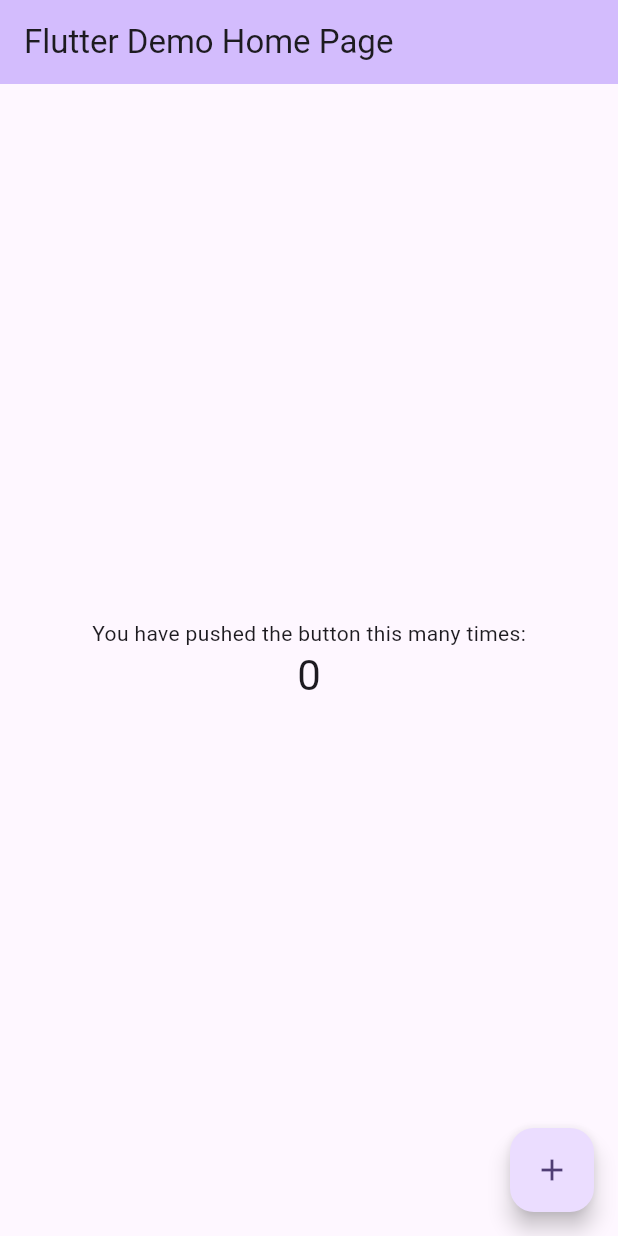
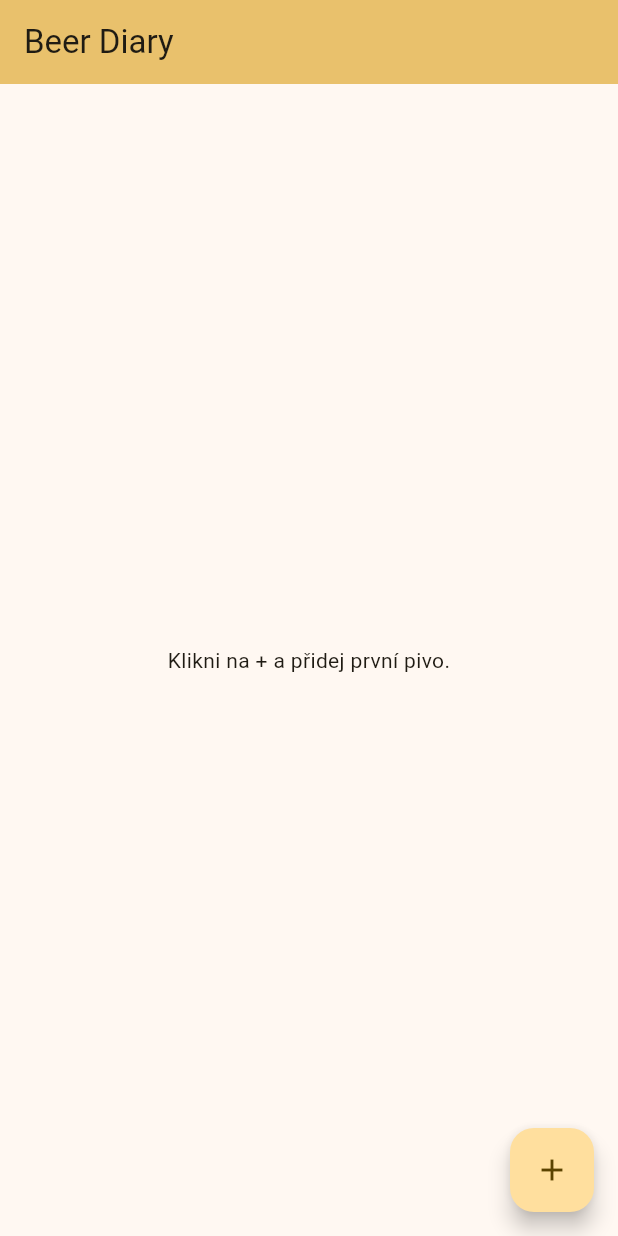
Before and after one commit to jboro11/beer_diary, a Flutter app: the screen it shows after launch, on a phone screen of 412 x 824 dp. Run offline on Flutter 3.47's test engine with Material 3 defaults, Android fonts, the phone set to English and light mode, and no system bars.

Commit message:
zakladni obrazovka

```diff
--- a/lib/main.dart
+++ b/lib/main.dart
@@ -1,122 +1,62 @@
 import 'package:flutter/material.dart';
 
 void main() {
-  runApp(const MyApp());
+  runApp(const BeerDiaryApp());
 }
 
-class MyApp extends StatelessWidget {
-  const MyApp({super.key});
+class BeerDiaryApp extends StatelessWidget {
+  const BeerDiaryApp({super.key});
 
-  // This widget is the root of your application.
   @override
   Widget build(BuildContext context) {
     return MaterialApp(
-      title: 'Flutter Demo',
+      title: 'Beer Diary',
       theme: ThemeData(
-        // This is the theme of your application.
-        //
-        // TRY THIS: Try running your application with "flutter run". You'll see
-        // the application has a purple toolbar. Then, without quitting the app,
-        // try changing the seedColor in the colorScheme below to Colors.green
-        // and then invoke "hot reload" (save your changes or press the "hot
-        // reload" button in a Flutter-supported IDE, or press "r" if you used
-        // the command line to start the app).
-        //
-        // Notice that the counter didn't reset back to zero; the application
-        // state is not lost during the reload. To reset the state, use hot
-        // restart instead.
-        //
-        // This works for code too, not just values: Most code changes can be
-        // tested with just a hot reload.
-        colorScheme: .fromSeed(seedColor: Colors.deepPurple),
+        colorScheme: ColorScheme.fromSeed(seedColor: Colors.amber),
+        useMaterial3: true,
       ),
-      home: const MyHomePage(title: 'Flutter Demo Home Page'),
+      home: const HomeScreen(),
     );
   }
 }
 
-class MyHomePage extends StatefulWidget {
-  const MyHomePage({super.key, required this.title});
-
-  // This widget is the home page of your application. It is stateful, meaning
-  // that it has a State object (defined below) that contains fields that affect
-  // how it looks.
-
-  // This class is the configuration for the state. It holds the values (in this
-  // case the title) provided by the parent (in this case the App widget) and
-  // used by the build method of the State. Fields in a Widget subclass are
-  // always marked "final".
-
-  final String title;
-
-  @override
-  State<MyHomePage> createState() => _MyHomePageState();
-}
-
-class _MyHomePageState extends State<MyHomePage> {
-  int _counter = 0;
-
-  void _incrementCounter() {
-    setState(() {
-      // This call to setState tells the Flutter framework that something has
-      // changed in this State, which causes it to rerun the build method below
-      // so that the display can reflect the updated values. If we changed
-      // _counter without calling setState(), then the build method would not be
-      // called again, and so nothing would appear to happen.
-      _counter++;
-    });
-  }
+class HomeScreen extends StatelessWidget {
+  const HomeScreen({super.key});
 
   @override
   Widget build(BuildContext context) {
-    // This method is rerun every time setState is called, for instance as done
-    // by the _incrementCounter method above.
-    //
-    // The Flutter framework has been optimized to make rerunning build methods
-    // fast, so that you can just rebuild anything that needs updating rather
-    // than having to individually change instances of widgets.
     return Scaffold(
       appBar: AppBar(
-        // TRY THIS: Try changing the color here to a specific color (to
-        // Colors.amber, perhaps?) and trigger a hot reload to see the AppBar
-        // change color while the other colors stay the same.
+        title: const Text('Beer Diary'),
         backgroundColor: Theme.of(context).colorScheme.inversePrimary,
-        // Here we take the value from the MyHomePage object that was created by
-        // the App.build method, and use it to set our appbar title.
-        title: Text(widget.title),
       ),
-      body: Center(
-        // Center is a layout widget. It takes a single child and positions it
-        // in the middle of the parent.
-        child: Column(
-          // Column is also a layout widget. It takes a list of children and
-          // arranges them vertically. By default, it sizes itself to fit its
-          // children horizontally, and tries to be as tall as its parent.
-          //
-          // Column has various properties to control how it sizes itself and
-          // how it positions its children. Here we use mainAxisAlignment to
-          // center the children vertically; the main axis here is the vertical
-          // axis because Columns are vertical (the cross axis would be
-          // horizontal).
-          //
-          // TRY THIS: Invoke "debug painting" (choose the "Toggle Debug Paint"
-          // action in the IDE, or press "p" in the console), to see the
-          // wireframe for each widget.
-          mainAxisAlignment: .center,
-          children: [
-            const Text('You have pushed the button this many times:'),
-            Text(
-              '$_counter',
-              style: Theme.of(context).textTheme.headlineMedium,
-            ),
-          ],
+      body: const Center(
+        child: Text(
+          'Klikni na + a přidej první pivo.',
+          textAlign: TextAlign.center,
         ),
       ),
       floatingActionButton: FloatingActionButton(
-        onPressed: _incrementCounter,
-        tooltip: 'Increment',
+        onPressed: () {
+          Navigator.push(
+            context,
+            MaterialPageRoute(builder: (context) => const AddBeerScreen()),
+          );
+        },
         child: const Icon(Icons.add),
       ),
     );
   }
 }
+
+class AddBeerScreen extends StatelessWidget {
+  const AddBeerScreen({super.key});
+
+  @override
+  Widget build(BuildContext context) {
+    return Scaffold(
+      appBar: AppBar(title: const Text("nové pivo")),
+      body: const Center(child: Text("přidání piva.")),
+    );
+  }
+}
```
